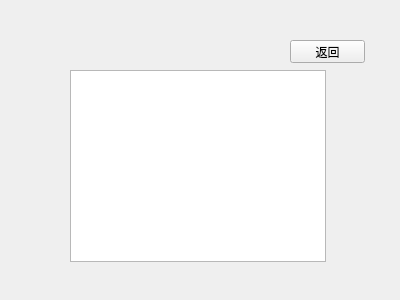
iYiYaHa/Air-Conditioner, file src/server/ui/clientwindow.ui: the form before one commit.
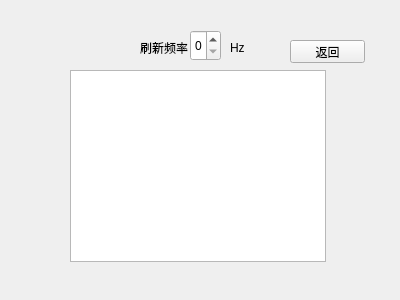
The form after the commit.

Commit message: Fix client monitoring view.

Patch:
```diff
--- a/src/server/ui/clientwindow.ui
+++ b/src/server/ui/clientwindow.ui
@@ -36,6 +36,42 @@
     <string>返回</string>
    </property>
   </widget>
+  <widget class="QSpinBox" name="PulseInterval">
+   <property name="geometry">
+    <rect>
+     <x>190</x>
+     <y>30</y>
+     <width>31</width>
+     <height>31</height>
+    </rect>
+   </property>
+  </widget>
+  <widget class="QLabel" name="FreqLabel">
+   <property name="geometry">
+    <rect>
+     <x>140</x>
+     <y>40</y>
+     <width>51</width>
+     <height>16</height>
+    </rect>
+   </property>
+   <property name="text">
+    <string>刷新频率</string>
+   </property>
+  </widget>
+  <widget class="QLabel" name="HzLabel">
+   <property name="geometry">
+    <rect>
+     <x>230</x>
+     <y>40</y>
+     <width>21</width>
+     <height>16</height>
+    </rect>
+   </property>
+   <property name="text">
+    <string>Hz</string>
+   </property>
+  </widget>
  </widget>
  <resources/>
  <connections/>
```
The commit also changes 2 other files.
